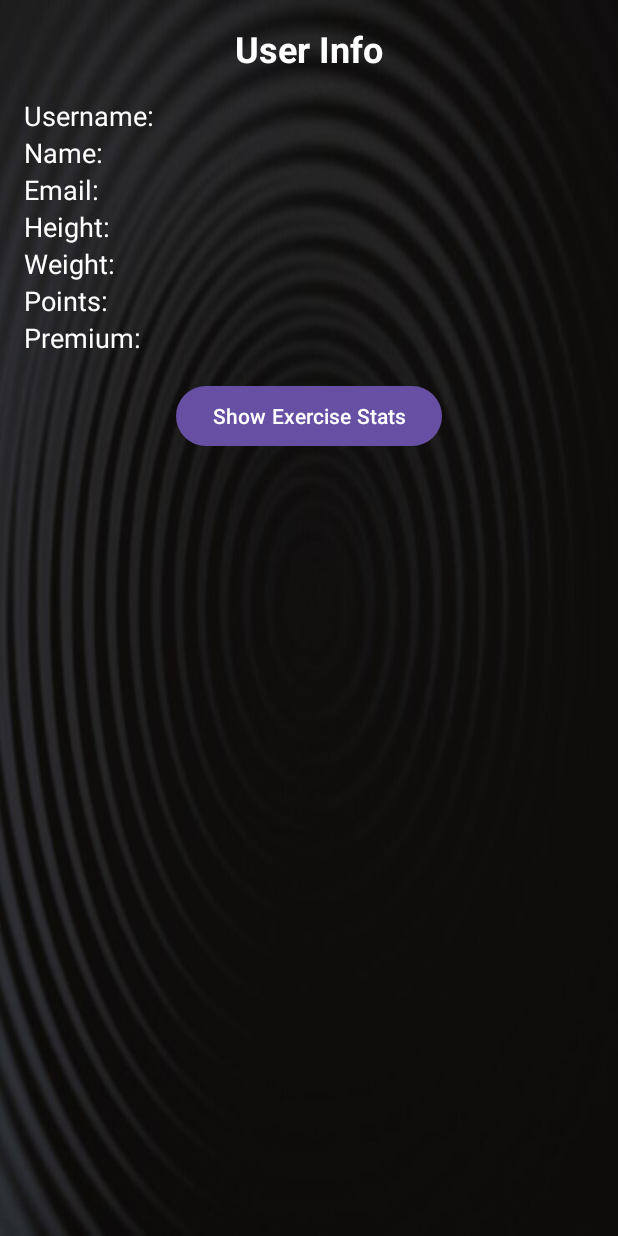
After one commit to mgptreas/SportsMaster, an Android app: the UserActivity screen opened directly, with no data from a screen before it, on a phone screen of 412 x 824 dp. The commit adds this screen. Run offline under Robolectric (Android 15) with nearby library versions, the phone set to English and light mode, and no system bars.

Commit message:
User Stats screen
Exercise Stats in UserScreens not working yet, need table modifications when we rebuild the db

```diff
--- a/SportsMasterApp/app/src/main/AndroidManifest.xml
+++ b/SportsMasterApp/app/src/main/AndroidManifest.xml
@@ -24,6 +24,8 @@
         </activity>
         <activity android:name=".LoginActivity"></activity>
         <activity android:name=".RegisterActivity"></activity>
+        <activity android:name=".HomeScreenActivity"></activity>
+        <activity android:name=".UserActivity"></activity>
     </application>
 
 </manifest>
--- /dev/null
+++ b/SportsMasterApp/app/src/main/java/com/example/sportsmasterapp/SessionManager.java
@@ -0,0 +1,100 @@
+package com.example.sportsmasterapp;
+
+import android.content.Context;
+import android.content.SharedPreferences;
+import com.google.gson.Gson;
+import com.google.gson.reflect.TypeToken;
+
+import java.lang.reflect.Type;
+import java.util.List;
+
+public class SessionManager {
+    private static final String SHARED_PREF_NAME = "user_session";
+    private static final String KEY_USER_ID = "user_id";
+    private static final String KEY_USERNAME = "username";
+    private static final String KEY_NAME = "name";
+    private static final String KEY_EMAIL = "email";
+    private static final String KEY_HEIGHT = "height";
+    private static final String KEY_WEIGHT = "weight";
+    private static final String KEY_POINTS = "points";
+    private static final String KEY_PREMIUM = "premium";
+    private static final String KEY_EXERCISE_STATS = "exercise_stats";
+
+    private static SessionManager instance;
+    private final SharedPreferences sharedPreferences;
+    private final Gson gson;
+
+    private SessionManager(Context context) {
+        sharedPreferences = context.getSharedPreferences(SHARED_PREF_NAME, Context.MODE_PRIVATE);
+        gson = new Gson();
+    }
+
+    public static synchronized SessionManager getInstance(Context context) {
+        if (instance == null) {
+            instance = new SessionManager(context);
+        }
+        return instance;
+    }
+
+    public void saveUser(User user) {
+        SharedPreferences.Editor editor = sharedPreferences.edit();
+        editor.putInt(KEY_USER_ID, user.getUID());
+        editor.putString(KEY_USERNAME, user.getUsername());
+        editor.putString(KEY_NAME, user.getName());
+        editor.putString(KEY_EMAIL, user.getEmail());
+        editor.putFloat(KEY_HEIGHT, user.getHeight());
+        editor.putFloat(KEY_WEIGHT, user.getWeight());
+        editor.putInt(KEY_POINTS, user.getPoints());
+        editor.putBoolean(KEY_PREMIUM, user.isPremium());
+        editor.apply();
+    }
+
+    public User getUser() {
+        int userID = sharedPreferences.getInt(KEY_USER_ID, -1);
+        if (userID == -1) {
+            return null; // No user stored
+        }
+
+        String username = sharedPreferences.getString(KEY_USERNAME, "");
+        String name = sharedPreferences.getString(KEY_NAME, "");
+        String email = sharedPreferences.getString(KEY_EMAIL, "");
+        float height = sharedPreferences.getFloat(KEY_HEIGHT, 0);
+        float weight = sharedPreferences.getFloat(KEY_WEIGHT, 0);
+        int points = sharedPreferences.getInt(KEY_POINTS, 0);
+        boolean premium = sharedPreferences.getBoolean(KEY_PREMIUM, false);
+
+        User user = new User();
+        user.setUID(userID);
+        user.setUsername(username);
+        user.setName(name);
+        user.setEmail(email);
+        user.setHeight(height);
+        user.setWeight(weight);
+        user.setPoints(points);
+        user.setPremium(premium);
+
+        return user;
+    }
+
+    public void saveExerciseStats(List<ExerciseStat> stats) {
+        String exerciseStatsJson = gson.toJson(stats);
+        SharedPreferences.Editor editor = sharedPreferences.edit();
+        editor.putString(KEY_EXERCISE_STATS, exerciseStatsJson);
+        editor.apply();
+    }
+
+    public List<ExerciseStat> getExerciseStats() {
+        String exerciseStatsJson = sharedPreferences.getString(KEY_EXERCISE_STATS, null);
+        if (exerciseStatsJson != null) {
+            Type type = new TypeToken<List<ExerciseStat>>() {}.getType();
+            return gson.fromJson(exerciseStatsJson, type);
+        }
+        return null;
+    }
+
+    public void clearUser() {
+        SharedPreferences.Editor editor = sharedPreferences.edit();
+        editor.clear();
+        editor.apply();
+    }
+}
--- /dev/null
+++ b/SportsMasterApp/app/src/main/java/com/example/sportsmasterapp/UserActivity.java
@@ -0,0 +1,117 @@
+package com.example.sportsmasterapp;
+
+import android.os.Bundle;
+import android.view.View;
+import android.widget.Button;
+import android.widget.HorizontalScrollView;
+import android.widget.LinearLayout;
+import android.widget.TableLayout;
+import android.widget.TableRow;
+import android.widget.TextView;
+import androidx.appcompat.app.AppCompatActivity;
+import java.util.List;
+
+public class UserActivity extends AppCompatActivity {
+
+    private SessionManager sessionManager;
+    private TextView tvUsername, tvName, tvEmail, tvHeight, tvWeight, tvPoints, tvPremium;
+    private Button btnToggle;
+    private LinearLayout userInfoLayout;
+    private HorizontalScrollView exerciseStatsLayout;
+    private TableLayout tblExerciseStats;
+    private boolean showingUserInfo = true;
+
+    @Override
+    protected void onCreate(Bundle savedInstanceState) {
+        super.onCreate(savedInstanceState);
+        setContentView(R.layout.user_activity);
+
+        sessionManager = SessionManager.getInstance(this); // Use singleton instance
+
+        tvUsername = findViewById(R.id.tv_username);
+        tvName = findViewById(R.id.tv_name);
+        tvEmail = findViewById(R.id.tv_email);
+        tvHeight = findViewById(R.id.tv_height);
+        tvWeight = findViewById(R.id.tv_weight);
+        tvPoints = findViewById(R.id.tv_points);
+        tvPremium = findViewById(R.id.tv_premium);
+        btnToggle = findViewById(R.id.btn_toggle);
+        userInfoLayout = findViewById(R.id.user_info_layout);
+        exerciseStatsLayout = findViewById(R.id.exercise_stats_layout);
+        tblExerciseStats = findViewById(R.id.tbl_exercise_stats);
+
+        displayUserInfo();
+
+        btnToggle.setOnClickListener(new View.OnClickListener() {
+            @Override
+            public void onClick(View v) {
+                if (showingUserInfo) {
+                    displayExerciseStats();
+                } else {
+                    displayUserInfo();
+                }
+                showingUserInfo = !showingUserInfo;
+            }
+        });
+    }
+
+    private void displayUserInfo() {
+        User user = sessionManager.getUser();
+
+        if (user != null) {
+            tvUsername.setText("Username: " + user.getUsername());
+            tvName.setText("Name: " + user.getName());
+            tvEmail.setText("Email: " + user.getEmail());
+            tvHeight.setText("Height: " + user.getHeight());
+            tvWeight.setText("Weight: " + user.getWeight());
+            tvPoints.setText("Points: " + user.getPoints());
+            tvPremium.setText("Premium: " + user.isPremium());
+
+            userInfoLayout.setVisibility(View.VISIBLE);
+            exerciseStatsLayout.setVisibility(View.GONE);
+            btnToggle.setText("Show Exercise Stats");
+        }
+    }
+
+    private void displayExerciseStats() {
+        List<ExerciseStat> stats = sessionManager.getExerciseStats();
+
+        if (stats != null && !stats.isEmpty()) {
+            tblExerciseStats.removeAllViews();
+
+            // Add table header
+            TableRow headerRow = new TableRow(this);
+            addTextToRow(headerRow, "Name");
+            addTextToRow(headerRow, "Description");
+            addTextToRow(headerRow, "CoT");
+            addTextToRow(headerRow, "avgTOC");
+            addTextToRow(headerRow, "avgChallenging");
+            addTextToRow(headerRow, "avgFeedback");
+            tblExerciseStats.addView(headerRow);
+
+            // Add exercise stats
+            for (ExerciseStat stat : stats) {
+                TableRow row = new TableRow(this);
+                addTextToRow(row, stat.getExerciseName());
+                addTextToRow(row, stat.getDescription());
+                addTextToRow(row, String.valueOf(stat.getCoT()));
+                addTextToRow(row, String.valueOf(stat.getAvgTOC()));
+                addTextToRow(row, String.valueOf(stat.getAvgChallenging()));
+                addTextToRow(row, String.valueOf(stat.getAvgFeedback()));
+                tblExerciseStats.addView(row);
+            }
+
+            userInfoLayout.setVisibility(View.GONE);
+            exerciseStatsLayout.setVisibility(View.VISIBLE);
+            btnToggle.setText("Show User Info");
+        }
+    }
+
+    private void addTextToRow(TableRow row, String text) {
+        TextView textView = new TextView(this);
+        textView.setText(text);
+        textView.setTextColor(getResources().getColor(android.R.color.white));
+        textView.setPadding(8, 8, 8, 8);
+        row.addView(textView);
+    }
+}
--- /dev/null
+++ b/SportsMasterApp/app/src/main/res/layout/user_activity.xml
@@ -0,0 +1,108 @@
+<?xml version="1.0" encoding="utf-8"?>
+<RelativeLayout xmlns:android="http://schemas.android.com/apk/res/android"
+    android:layout_width="match_parent"
+    android:layout_height="match_parent"
+    android:padding="16dp"
+    android:background="@drawable/background">
+
+    <TextView
+        android:id="@+id/tv_title"
+        android:layout_width="wrap_content"
+        android:layout_height="wrap_content"
+        android:text="User Info"
+        android:textSize="24sp"
+        android:textStyle="bold"
+        android:layout_centerHorizontal="true"
+        android:layout_marginBottom="16dp"
+        android:textColor="@color/white"/>
+
+    <LinearLayout
+        android:id="@+id/user_info_layout"
+        android:layout_width="match_parent"
+        android:layout_height="wrap_content"
+        android:orientation="vertical"
+        android:layout_below="@id/tv_title">
+
+        <TextView
+            android:id="@+id/tv_username"
+            android:layout_width="wrap_content"
+            android:layout_height="wrap_content"
+            android:text="Username: "
+            android:textSize="18sp"
+            android:textColor="@color/white"/>
+
+        <TextView
+            android:id="@+id/tv_name"
+            android:layout_width="wrap_content"
+            android:layout_height="wrap_content"
+            android:text="Name: "
+            android:textSize="18sp"
+            android:textColor="@color/white"/>
+
+        <TextView
+            android:id="@+id/tv_email"
+            android:layout_width="wrap_content"
+            android:layout_height="wrap_content"
+            android:text="Email: "
+            android:textSize="18sp"
+            android:textColor="@color/white"/>
+
+        <TextView
+            android:id="@+id/tv_height"
+            android:layout_width="wrap_content"
+            android:layout_height="wrap_content"
+            android:text="Height: "
+            android:textSize="18sp"
+            android:textColor="@color/white"/>
+
+        <TextView
+            android:id="@+id/tv_weight"
+            android:layout_width="wrap_content"
+            android:layout_height="wrap_content"
+            android:text="Weight: "
+            android:textSize="18sp"
+            android:textColor="@color/white"/>
+
+        <TextView
+            android:id="@+id/tv_points"
+            android:layout_width="wrap_content"
+            android:layout_height="wrap_content"
+            android:text="Points: "
+            android:textSize="18sp"
+            android:textColor="@color/white"/>
+
+        <TextView
+            android:id="@+id/tv_premium"
+            android:layout_width="wrap_content"
+            android:layout_height="wrap_content"
+            android:text="Premium: "
+            android:textSize="18sp"
+            android:textColor="@color/white"/>
+    </LinearLayout>
+
+    <HorizontalScrollView
+        android:id="@+id/exercise_stats_layout"
+        android:layout_width="match_parent"
+        android:layout_height="wrap_content"
+        android:layout_below="@id/tv_title"
+        android:visibility="gone">
+
+        <TableLayout
+            android:id="@+id/tbl_exercise_stats"
+            android:layout_width="wrap_content"
+            android:layout_height="wrap_content"
+            android:stretchColumns="1">
+            <!-- Table rows will be added dynamically -->
+        </TableLayout>
+    </HorizontalScrollView>
+
+    <Button
+        android:id="@+id/btn_toggle"
+        android:layout_width="wrap_content"
+        android:layout_height="wrap_content"
+        android:text="Show Exercise Stats"
+        android:layout_centerHorizontal="true"
+        android:layout_below="@id/user_info_layout"
+        android:layout_marginTop="16dp"/>
+
+</RelativeLayout>
```
Also changed, not shown: SportsMasterApp/app/src/main/java/com/example/sportsmasterapp/ApiService.java (+5 -3 lines), SportsMasterApp/app/src/main/java/com/example/sportsmasterapp/ExerciseStat.java (added, +59 -0 lines), SportsMasterApp/app/src/main/java/com/example/sportsmasterapp/HomeScreenActivity.java (added, +28 -0 lines), SportsMasterApp/app/src/main/java/com/example/sportsmasterapp/LoginActivity.java (+12 -6 lines), SportsMasterApp/app/src/main/java/com/example/sportsmasterapp/RegisterActivity.java (+9 -5 lines), SportsMasterApp/app/src/main/res/layout/home_screen.xml (added, +40 -0 lines), SportsMasterApp/app/src/main/res/drawable/logo_white.png (added), SportsMasterApp/app/src/main/res/drawable/user_icon.png (added), 5 other files.
